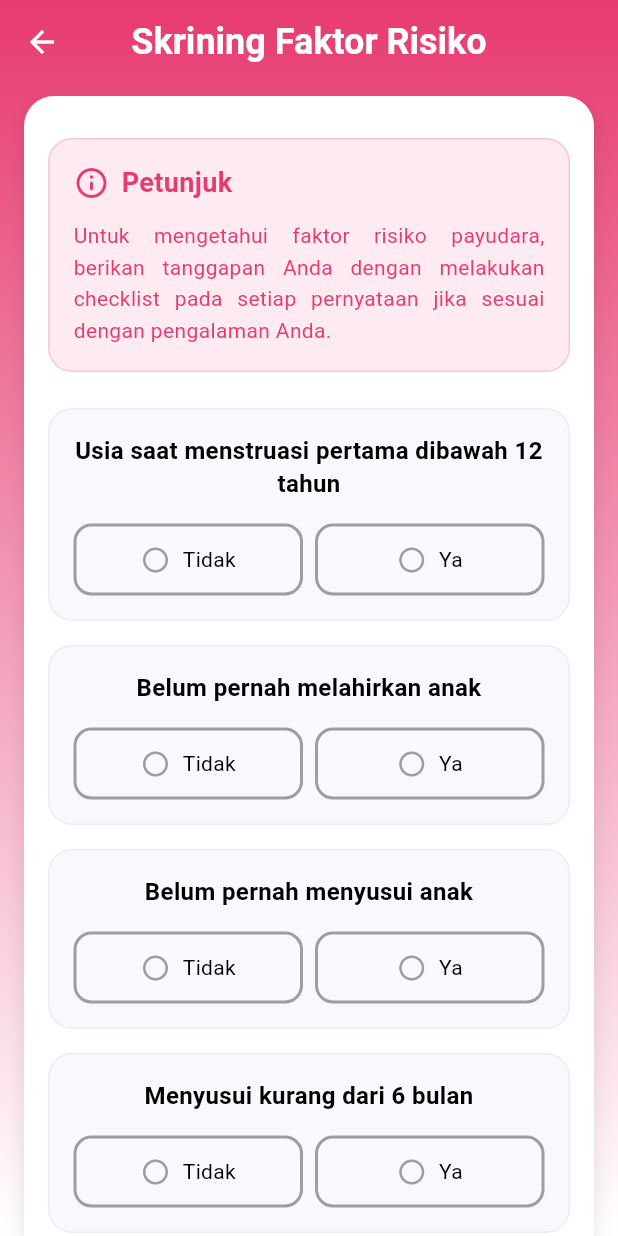
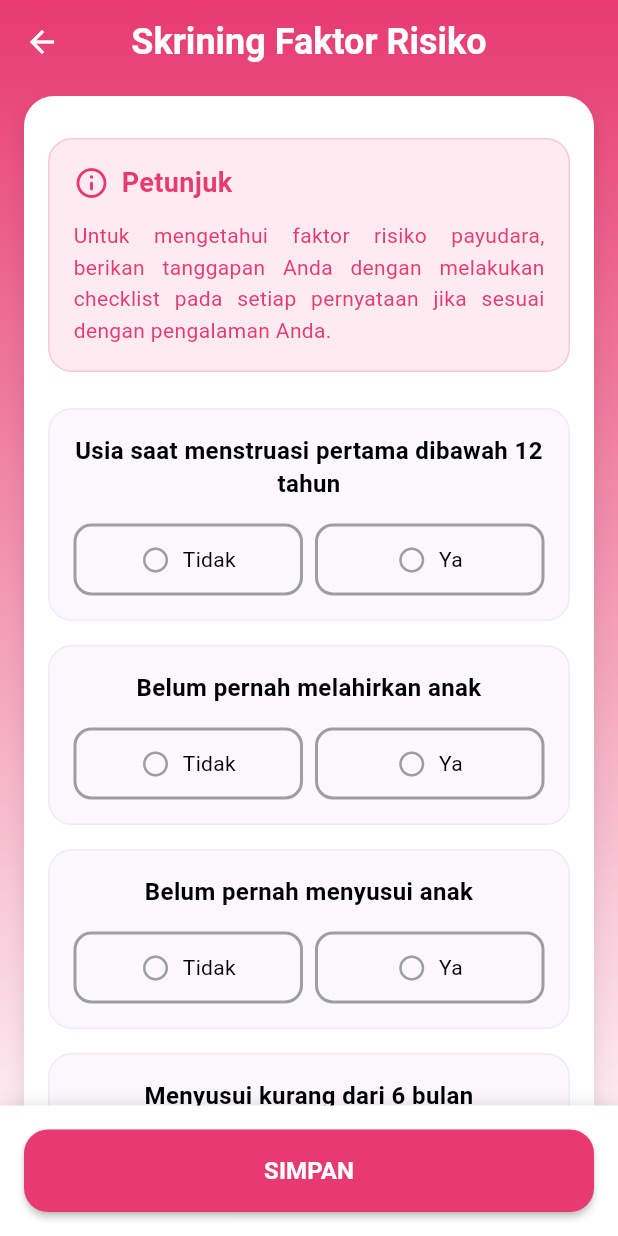
Before and after one commit to abuamar142/my_sadari, a Flutter app: the ScreeningView screen opened by its route, on a phone screen of 412 x 824 dp. Run offline on Flutter 3.47's test engine with Material 3 defaults, Android fonts, the phone set to English and light mode, and no system bars; our stand-ins replace awesome_notifications, get, get_storage, graphql_flutter, permission_handler; missing offline and left inert: flutter_inappwebview; accounts and stored records are empty; network calls fail.

Commit message:
screening: move submit button to bottom navigation

```diff
--- a/lib/app/modules/screening/views/screening_view.dart
+++ b/lib/app/modules/screening/views/screening_view.dart
@@ -95,8 +95,6 @@ class ScreeningView extends GetView<ScreeningController> {
                     _warning(),
                     SizedBox(height: 24),
                     _questions(),
-                    SizedBox(height: 24),
-                    _submitButton(),
                     SizedBox(height: 12),
                   ],
                 ),
@@ -104,6 +102,7 @@ class ScreeningView extends GetView<ScreeningController> {
             );
           }),
         ),
+        bottomNavigationBar: _buildBottomBar(),
       ),
     );
   }
@@ -317,6 +316,27 @@ class ScreeningView extends GetView<ScreeningController> {
     );
   }
 
+  Widget _buildBottomBar() {
+    return Container(
+      decoration: BoxDecoration(
+        color: AppColors.white,
+        boxShadow: [
+          BoxShadow(
+            color: Colors.black.withValues(alpha: 0.1),
+            blurRadius: 8,
+            offset: Offset(0, -2),
+          ),
+        ],
+      ),
+      child: SafeArea(
+        child: Padding(
+          padding: EdgeInsets.all(AppDimensions.paddingLarge),
+          child: _submitButton(),
+        ),
+      ),
+    );
+  }
+
   Widget _submitButton() {
     return SizedBox(
       width: double.infinity,
```
